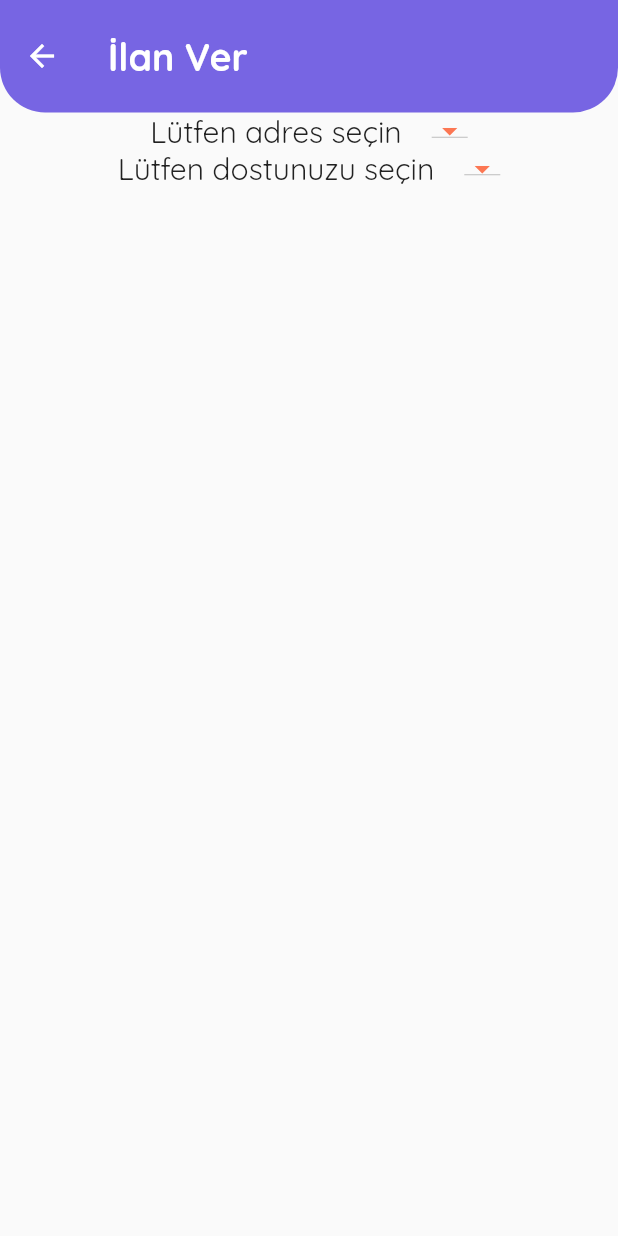
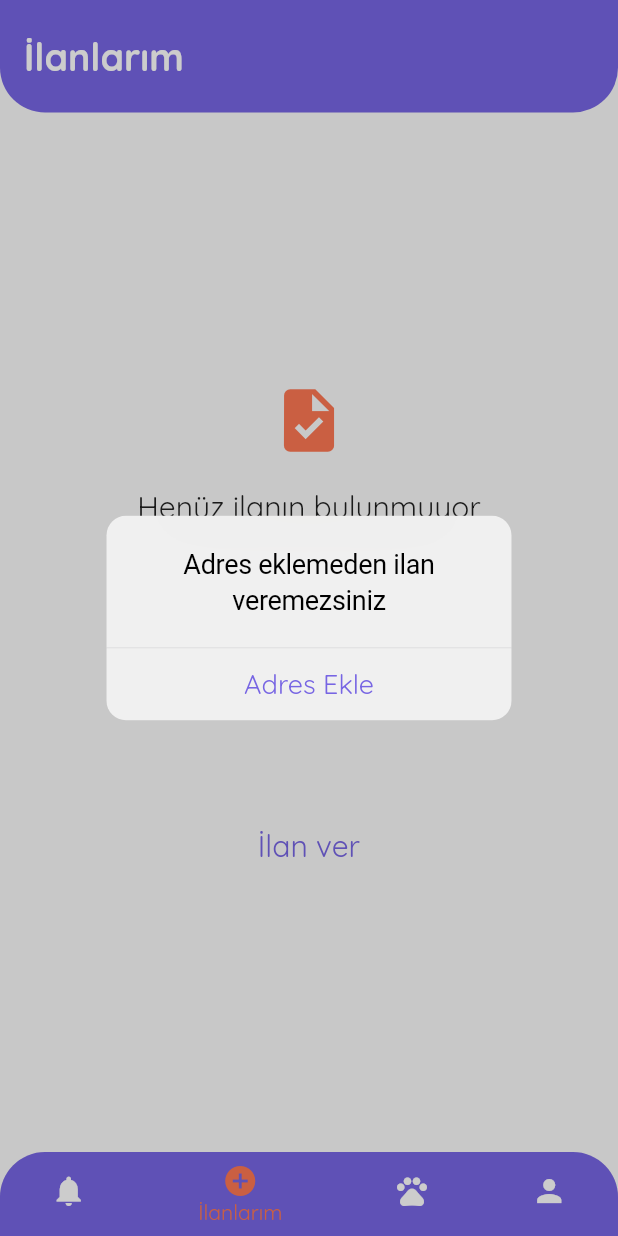
Before and after one commit to RedHotChiliPeppers35/pet_in_1, a Flutter app: the screen it shows once a user with an empty profile is signed in, item 2 of the bottom bar chosen, after a tap on "İlan ver", on a phone screen of 412 x 824 dp. Run offline on Flutter 3.47's test engine with Material 2 defaults, Android fonts, the light colour scheme and no system bars; our stand-ins replace cloud_firestore, firebase_auth, firebase_core, firebase_storage, flutter_multi_formatter, image_picker and 1 more; missing offline and left inert: horizontal_center_date_picker, string_extensions; accounts and stored records are empty; network calls fail.

Commit message:
Changes to be committed: 	modified:   lib/Pages/Pet Owner/Advertize/add_advertize.dart 	modified:   lib/Pages/Pet Owner/Advertize/advertize.dart 	modified:   lib/Pages/Pet Owner/Main Page/list_view_page.dart 	modified:   lib/Pages/Pet Owner/Profile Page/account_and_security.dart 	modified:   lib/Pages/Pet Owner/Profile Page/adress._page.dart

```diff
--- a/lib/Pages/Pet Owner/Advertize/add_advertize.dart
+++ b/lib/Pages/Pet Owner/Advertize/add_advertize.dart
@@ -27,8 +27,8 @@ class _AddAdvertizePageState extends State<AddAdvertizePage> {
               Row(
                 mainAxisAlignment: MainAxisAlignment.center,
                 children: [
-                  Text("Lütfen adres seçin"),
-                  SizedBox(
+                  const Text("Lütfen adres seçin"),
+                  const SizedBox(
                     width: 20,
                   ),
                   StreamBuilder(
@@ -47,10 +47,10 @@ class _AddAdvertizePageState extends State<AddAdvertizePage> {
                             items: snapshot.data!.docs
                                 .map(
                                   (document) => DropdownMenuItem(
+                                    value: document.id,
                                     child: Text(
                                       document["Title"],
                                     ),
-                                    value: document.id,
                                   ),
                                 )
                                 .toList(),
@@ -69,8 +69,8 @@ class _AddAdvertizePageState extends State<AddAdvertizePage> {
               Row(
                 mainAxisAlignment: MainAxisAlignment.center,
                 children: [
-                  Text("Lütfen dostunuzu seçin"),
-                  SizedBox(
+                  const Text("Lütfen dostunuzu seçin"),
+                  const SizedBox(
                     width: 20,
                   ),
                   StreamBuilder(
@@ -89,10 +89,10 @@ class _AddAdvertizePageState extends State<AddAdvertizePage> {
                             items: snapshot.data!.docs
                                 .map(
                                   (document) => DropdownMenuItem(
+                                    value: document.id,
                                     child: Text(
                                       document["Pet Name"],
                                     ),
-                                    value: document.id,
                                   ),
                                 )
                                 .toList(),
--- a/lib/Pages/Pet Owner/Advertize/advertize.dart
+++ b/lib/Pages/Pet Owner/Advertize/advertize.dart
@@ -1,8 +1,13 @@
+// ignore_for_file: use_build_context_synchronously
+
 import 'package:cloud_firestore/cloud_firestore.dart';
 import 'package:firebase_auth/firebase_auth.dart';
 import 'package:flutter/cupertino.dart';
 import 'package:flutter/material.dart';
 import 'package:flutter_application_1/Pages/Pet%20Owner/Advertize/add_advertize.dart';
+import 'package:flutter_application_1/Pages/Pet%20Owner/Profile%20Page/add_adress_page.dart';
+import 'package:flutter_application_1/Pages/Pet%20Owner/Profile%20Page/pet_add_page.dart';
+import 'package:flutter_application_1/Pages/constants.dart';
 import 'package:flutter_application_1/main.dart';
 
 class AdvertizePage extends StatefulWidget {
@@ -58,15 +63,77 @@ class _AdvertizePageState extends State<AdvertizePage> {
                           height: 30,
                         ),
                         TextButton(
+                          onPressed: () async {
+                            DocumentReference collectionReference = FirebaseFirestore.instance
+                                .collection("users")
+                                .doc(FirebaseAuth.instance.currentUser!.uid);
+
+                            QuerySnapshot adressSnapshot =
+                                await collectionReference.collection("User Adress").get();
+
+                            QuerySnapshot petSnapshot =
+                                await collectionReference.collection("User Pets").get();
+                            if (adressSnapshot.docs.isEmpty) {
+                              // ignore: use_build_context_synchronously
+                              showCupertinoModalPopup(
+                                context: context,
+                                builder: (context) => CupertinoAlertDialog(
+                                  content: const Text("Adres eklemeden ilan veremezsiniz",
+                                      style: TextStyle(fontSize: 18)),
+                                  actions: [
+                                    TextButton(
                                       onPressed: () {
+                                        Navigator.pop(context);
                                         Navigator.push(
                                           context,
-                              CupertinoModalPopupRoute(
-                                builder: (context) {
-                                  return AddAdvertizePage();
+                                          CupertinoDialogRoute(
+                                              builder: (context) => const AddAdressPage(),
+                                              context: context),
+                                        );
                                       },
+                                      child: const Text(
+                                        "Adres Ekle",
+                                        style: TextStyle(fontSize: 18),
+                                      ),
+                                    ),
+                                  ],
                                 ),
                               );
+                            } else if (petSnapshot.docs.isEmpty) {
+                              // ignore: use_build_context_synchronously
+                              showCupertinoModalPopup(
+                                context: context,
+                                builder: (context) => CupertinoAlertDialog(
+                                  content: const Text("Dost eklemeden ilan veremezsiniz",
+                                      style: TextStyle(fontSize: 18)),
+                                  actions: [
+                                    TextButton(
+                                      onPressed: () {
+                                        Navigator.pop(context);
+                                        Navigator.push(
+                                          context,
+                                          CupertinoDialogRoute(
+                                              builder: (context) => const PetAddPage(),
+                                              context: context),
+                                        );
+                                      },
+                                      child:
+                                          const Text("Dost Ekle", style: TextStyle(fontSize: 18)),
+                                    )
+                                  ],
+                                ),
+                              );
+                            } else {
+                              // ignore: use_build_context_synchronously
+                              Navigator.push(
+                                context,
+                                CupertinoDialogRoute(
+                                    builder: (context) {
+                                      return const AddAdvertizePage();
+                                    },
+                                    context: context),
+                              );
+                            }
                           },
                           child: const Text(
                             "İlan ver",
--- a/lib/Pages/Pet Owner/Main Page/list_view_page.dart
+++ b/lib/Pages/Pet Owner/Main Page/list_view_page.dart
@@ -216,7 +216,7 @@ class _AnaSayfaState extends State<AnaSayfa> {
                                   width: 200,
                                   child: Text(
                                     "Hoşgeldin $userFirstName",
-                                    style: TextStyle(fontSize: 20),
+                                    style: const TextStyle(fontSize: 20),
                                     overflow: TextOverflow.fade,
                                   ),
                                 ),
--- a/lib/Pages/Pet Owner/Profile Page/adress._page.dart
+++ b/lib/Pages/Pet Owner/Profile Page/adress._page.dart
@@ -88,13 +88,13 @@ class _AdressPageState extends State<AdressPage> {
                                       flex: 1,
                                       child: Text(
                                         document["Title"],
-                                        style: TextStyle(fontWeight: FontWeight.bold),
+                                        style: const TextStyle(fontWeight: FontWeight.bold),
                                       ),
                                     ),
                                     Expanded(
                                       flex: 2,
                                       child: Text(
-                                        "${document["Street"].toString().toTitleCase}, ${document["Apartment No"]}, ${document["Door No"]} \n${document["Neighbourhood"]}  \n${document["District"].toString().capitalize}/${document["City"].toString().toUpperCase()} \ \nNot: ${document["Note"]} ",
+                                        "${document["Street"].toString().toTitleCase}, \n${document["Apartment No"]}, ${document["Door No"]} \n${document["Neighbourhood"]}  \n${document["District"].toString().capitalize}/${document["City"].toString().toUpperCase()}  \nNot: ${document["Note"]} ",
                                         style: const TextStyle(fontSize: 15),
                                         maxLines: 4,
                                       ),
```
Also changed, not shown: lib/Pages/Pet Owner/Profile Page/account_and_security.dart (+8 -8 lines). Lines whose indentation alone changed are shown as unchanged.
